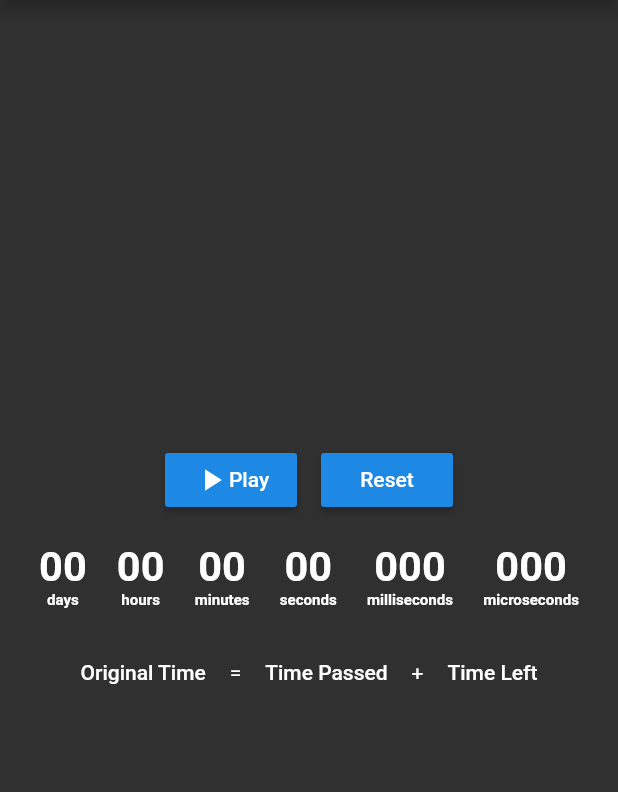
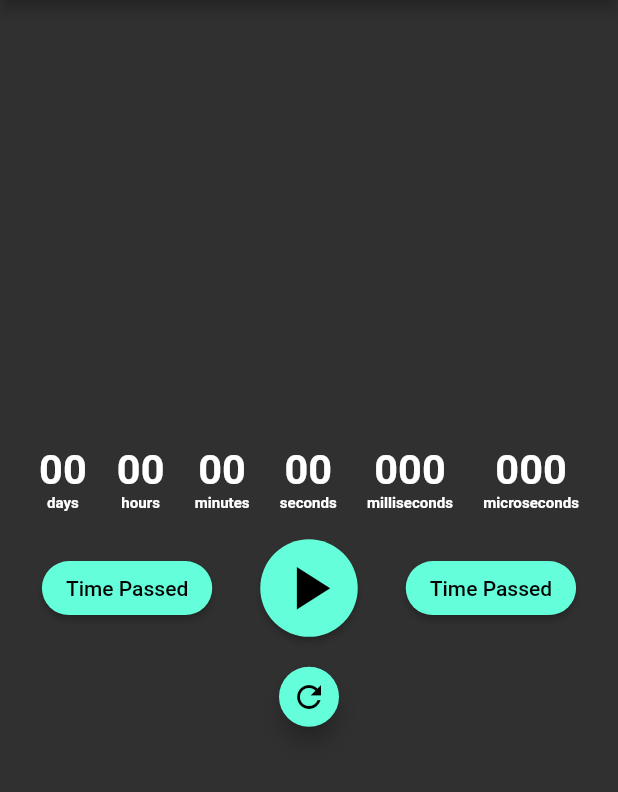
Before and after one commit to b-cancel/Flutter_Timer_And_Stopwatch, a Flutter app: the screen it shows after launch, tab 2 chosen, after a tap on "Time Passed", on a phone screen of 412 x 824 dp, the part 84-876 px from its top. Run offline on Flutter 3.47's test engine with Material 2 defaults, Android fonts, the phone set to English and light mode, and no system bars.

Commit message:
start, and stop, and now long hold to reset button, UI improvement... add lap and split buttons to stopwatch, and time passed, and original time buttons to timer

```diff
--- a/timer/lib/main.dart
+++ b/timer/lib/main.dart
@@ -105,8 +105,9 @@ class _TimerUIState extends State<TimerUI> {
 
   autoUpdate() async {
     while (true) {
-      await Future.delayed(new Duration(microseconds: 16666)); //60 times per second
-      if(running.value != widget.timer.functions.isRunning())
+      await Future
+          .delayed(new Duration(microseconds: 16666)); //60 times per second
+      if (running.value != widget.timer.functions.isRunning())
         running.value = widget.timer.functions.isRunning();
     }
   }
@@ -118,54 +119,6 @@ class _TimerUIState extends State<TimerUI> {
       body: new Column(
         mainAxisAlignment: MainAxisAlignment.center,
         children: <Widget>[
-          new Row(
-            children: <Widget>[
-              new Expanded(
-                child: Container(
-                  child: new Text(""),
-                ),
-              ),
-              new AnimatedBuilder(
-                animation: running,
-                builder: (context, child){
-                  return new RaisedButton(
-                    onPressed: () {
-                      setState(() {
-                        if (widget.timer.functions.isRunning())
-                          widget.timer.functions.pause();
-                        else
-                          widget.timer.functions.play();
-                      });
-                    },
-                    child: new Row(
-                      mainAxisAlignment: MainAxisAlignment.center,
-                      children: <Widget>[
-                        (widget.timer.functions.isRunning())
-                            ? Icon(Icons.pause)
-                            : Icon(Icons.play_arrow),
-                        (widget.timer.functions.isRunning())
-                            ? Text("Pause")
-                            : Text("Play"),
-                      ],
-                    ),
-                  );
-                },
-              ),
-              new Container(
-                width: 16.0,
-                child: new Text(""),
-              ),
-              new RaisedButton(
-                onPressed: () => widget.timer.functions.reset(),
-                child: new Text("Reset"),
-              ),
-              new Expanded(
-                child: Container(
-                  child: new Text(""),
-                ),
-              ),
-            ],
-          ),
           new FlatButton(
             onPressed: () {
               showModalBottomSheet<void>(
@@ -193,35 +146,108 @@ class _TimerUIState extends State<TimerUI> {
           new Row(
             mainAxisAlignment: MainAxisAlignment.center,
             children: <Widget>[
-              new FlatButton(
-                onPressed: () => showInSnackBar(
-                  _timerKey,
-                  "Original Time",
-                  getStringFromDuration(
-                      widget.timer.functions.getOriginalTime()),
-                ),
-                child: new Text("Original Time"),
-              ),
-              new Text("="),
-              new FlatButton(
+              new RaisedButton(
                 onPressed: () => showInSnackBar(
                       _timerKey,
                       "Time Passed",
                       getStringFromDuration(
                           widget.timer.functions.getTimePassed()),
                     ),
-                child: new Text("Time Passed"),
+                shape: new RoundedRectangleBorder(
+                    borderRadius: new BorderRadius.circular(30.0)),
+                color: Theme.of(context).accentColor,
+                child: new Text(
+                  "Time Passed",
+                  style: TextStyle(
+                    color: Theme.of(context).primaryColorDark,
                   ),
-              new Text("+"),
-              new FlatButton(
+                ),
+              ),
+              new Container(
+                width: 16.0,
+                child: new Text(""),
+              ),
+              new Listener(
+                onPointerDown: (e) {},
+                child: new RaisedButton(
+                    shape: new CircleBorder(),
+                    color: Theme.of(context).accentColor,
+                    onPressed: () {},
+                    child: new Container(
+                      width: 65.0,
+                      height: 65.0,
+                      padding: EdgeInsets.all(8.0),
+                      child: new FittedBox(
+                        fit: BoxFit.fill,
+                        child: new AnimatedBuilder(
+                          animation: running,
+                          builder: (context, child) {
+                            return new GestureDetector(
+                              onTapUp: (TapUpDetails tud) {
+                                showInSnackBar(
+                                  _timerKey,
+                                  "Long Hold To Reset",
+                                  "",
+                                );
+                                setState(() {
+                                  if (widget.timer.functions.isRunning())
+                                    widget.timer.functions.pause();
+                                  else
+                                    widget.timer.functions.play();
+                                });
+                              },
+                              onLongPress: () => widget.timer.functions.reset(),
+                              child: (widget.timer.functions.isRunning())
+                                  ? Icon(
+                                Icons.pause,
+                                color: Theme.of(context).primaryColorDark,
+                              )
+                                  : Icon(
+                                Icons.play_arrow,
+                                color: Theme.of(context).primaryColorDark,
+                              ),
+                            );
+                          },
+                        ),
+                      ),
+                    )
+                ),
+              ),
+              new Container(
+                width: 16.0,
+                child: new Text(""),
+              ),
+              new RaisedButton(
                 onPressed: () => showInSnackBar(
                       _timerKey,
-                  "Time Left",
+                      "Time Passed",
                       getStringFromDuration(
-                      widget.timer.functions.getTimeLeft()),
+                          widget.timer.functions.getTimePassed()),
                     ),
-                child: new Text("Time Left"),
+                shape: new RoundedRectangleBorder(
+                    borderRadius: new BorderRadius.circular(30.0)),
+                color: Theme.of(context).accentColor,
+                child: new Text(
+                  "Time Passed",
+                  style: TextStyle(
+                    color: Theme.of(context).primaryColorDark,
                   ),
+                ),
+              ),
+            ],
+          ),
+          new Container(
+            width: 16.0,
+            child: new Text(""),
+          ),
+          new Row(
+            mainAxisAlignment: MainAxisAlignment.center,
+            children: <Widget>[
+              new FloatingActionButton(
+                mini: true,
+                onPressed: () => widget.timer.functions.reset(),
+                child: Icon(Icons.refresh),
+              )
             ],
           ),
         ],
@@ -277,8 +303,9 @@ class _StopwatchUIState extends State<StopwatchUI> {
 
   autoUpdate() async {
     while (true) {
-      await Future.delayed(new Duration(microseconds: 16666)); //60 times per second
-      if(running.value != widget.stopwatch.functions.isRunning())
+      await Future
+          .delayed(new Duration(microseconds: 16666)); //60 times per second
+      if (running.value != widget.stopwatch.functions.isRunning())
         running.value = widget.stopwatch.functions.isRunning();
     }
   }
@@ -292,52 +319,7 @@ class _StopwatchUIState extends State<StopwatchUI> {
           child: new Column(
             mainAxisAlignment: MainAxisAlignment.center,
             children: <Widget>[
-              new Row(
-                children: <Widget>[
-                  new Expanded(
-                      child: Container(
-                    child: new Text(""),
-                  )),
-                  new AnimatedBuilder(
-                    animation: running,
-                    builder: (context, child){
-                      return new RaisedButton(
-                        onPressed: () {
-                          setState(() {
-                            if (widget.stopwatch.functions.isRunning())
-                              widget.stopwatch.functions.pause();
-                            else
-                              widget.stopwatch.functions.play();
-                          });
-                        },
-                        child: new Row(
-                          mainAxisAlignment: MainAxisAlignment.center,
-                          children: <Widget>[
-                            (widget.stopwatch.functions.isRunning())
-                                ? Icon(Icons.pause)
-                                : Icon(Icons.play_arrow),
-                            (widget.stopwatch.functions.isRunning())
-                                ? Text("Pause")
-                                : Text("Play"),
-                          ],
-                        ),
-                      );
-                    },
-                  ),
-                  new Container(
-                    width: 16.0,
-                    child: new Text(""),
-                  ),
-                  new RaisedButton(
-                    onPressed: () => widget.stopwatch.functions.reset(),
-                    child: new Text("Reset"),
-                  ),
-                  new Expanded(
-                      child: Container(
-                    child: new Text(""),
-                  )),
-                ],
-              ),
+              //-------------------------START Duration
               new FlatButton(
                 onPressed: () {
                   showModalBottomSheet<void>(
@@ -365,13 +347,101 @@ class _StopwatchUIState extends State<StopwatchUI> {
                   ),
                 ),
               ),
-              new FlatButton(
+              //-------------------------END Duration
+              new Row(
+                mainAxisAlignment: MainAxisAlignment.center,
+                children: <Widget>[
+                  new Expanded(
+                    child: new Container(
+                      child: new Text(""),
+                    ),
+                  ),
+                  new RaisedButton(
                     onPressed: () => showInSnackBar(
                           _stopwatchKey,
                           "Time Passed",
-                  getStringFromDuration(widget.stopwatch.functions.getTimePassed()),
+                          getStringFromDuration(
+                              widget.stopwatch.functions.getTimePassed()),
                         ),
-                child: new Text("Time Passed"),
+                    shape: new RoundedRectangleBorder(
+                        borderRadius: new BorderRadius.circular(30.0)),
+                    color: Theme.of(context).accentColor,
+                    child: new Text(
+                      "Time Passed",
+                      style: TextStyle(
+                        color: Theme.of(context).primaryColorDark,
+                      ),
+                    ),
+                  ),
+                  new Listener(
+                    onPointerDown: (e) {},
+                    child: new RaisedButton(
+                        shape: new CircleBorder(),
+                        color: Theme.of(context).accentColor,
+                        onPressed: () {},
+                        child: new Container(
+                          width: 65.0,
+                          height: 65.0,
+                          padding: EdgeInsets.all(8.0),
+                          child: new FittedBox(
+                            fit: BoxFit.fill,
+                            child: new AnimatedBuilder(
+                              animation: running,
+                              builder: (context, child) {
+                                return new GestureDetector(
+                                  onTapUp: (TapUpDetails tud) {
+                                    showInSnackBar(
+                                      _stopwatchKey,
+                                      "Long Hold To Reset",
+                                      "",
+                                    );
+                                    setState(() {
+                                      if (widget.stopwatch.functions.isRunning())
+                                        widget.stopwatch.functions.pause();
+                                      else
+                                        widget.stopwatch.functions.play();
+                                    });
+                                  },
+                                  onLongPress: () => widget.stopwatch.functions.reset(),
+                                  child: (widget.stopwatch.functions.isRunning())
+                                      ? Icon(
+                                    Icons.pause,
+                                    color: Theme.of(context).primaryColorDark,
+                                  )
+                                      : Icon(
+                                    Icons.play_arrow,
+                                    color: Theme.of(context).primaryColorDark,
+                                  ),
+                                );
+                              },
+                            ),
+                          ),
+                        )
+                    ),
+                  ),
+                  new RaisedButton(
+                    onPressed: () => showInSnackBar(
+                          _stopwatchKey,
+                          "Time Passed",
+                          getStringFromDuration(
+                              widget.stopwatch.functions.getTimePassed()),
+                        ),
+                    shape: new RoundedRectangleBorder(
+                        borderRadius: new BorderRadius.circular(30.0)),
+                    color: Theme.of(context).accentColor,
+                    child: new Text(
+                      "Time Passed",
+                      style: TextStyle(
+                        color: Theme.of(context).primaryColorDark,
+                      ),
+                    ),
+                  ),
+                  new Expanded(
+                    child: new Container(
+                      child: new Text(""),
+                    ),
+                  ),
+                ],
               ),
             ],
           )),
```
Lines whose indentation alone changed are shown as unchanged.
